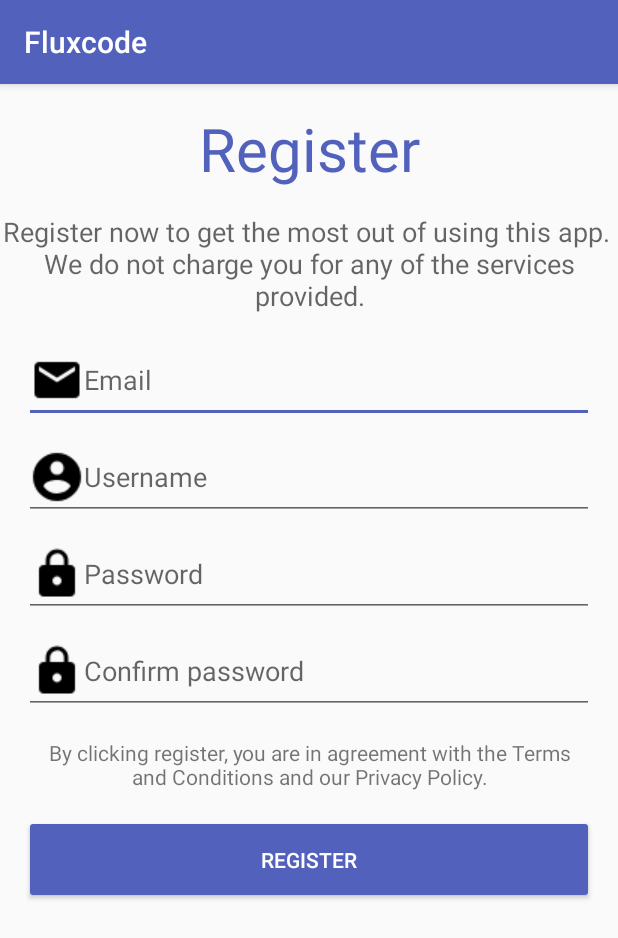
After one commit to bonoOpalfvens/Android_Code, an Android app: the fragment RegisterFragment shown on its own in the app's theme, on a phone screen of 412 x 824 dp. The commit adds this screen. Shown: the top 938 px of the screen. Run offline under Robolectric (Android 15) with nearby library versions, the phone set to English and light mode, and no system bars.

Commit message:
Add RegisterFragment Layout

```diff
--- a/app/src/main/java/com/example/fluxcode/MainActivity.kt
+++ b/app/src/main/java/com/example/fluxcode/MainActivity.kt
@@ -1,18 +1,15 @@
 package com.example.fluxcode
 
 import android.os.Bundle
-import com.google.android.material.floatingactionbutton.FloatingActionButton
-import com.google.android.material.snackbar.Snackbar
+import androidx.appcompat.app.AppCompatActivity
+import androidx.appcompat.widget.Toolbar
+import androidx.drawerlayout.widget.DrawerLayout
 import androidx.navigation.findNavController
 import androidx.navigation.ui.AppBarConfiguration
 import androidx.navigation.ui.navigateUp
 import androidx.navigation.ui.setupActionBarWithNavController
 import androidx.navigation.ui.setupWithNavController
-import androidx.drawerlayout.widget.DrawerLayout
 import com.google.android.material.navigation.NavigationView
-import androidx.appcompat.app.AppCompatActivity
-import androidx.appcompat.widget.Toolbar
-import android.view.Menu
 
 class MainActivity : AppCompatActivity() {
 
@@ -30,7 +27,7 @@ class MainActivity : AppCompatActivity() {
 
         appBarConfiguration = AppBarConfiguration(
             setOf(
-                R.id.nav_home, R.id.nav_boards, R.id.nav_login,
+                R.id.nav_home, R.id.nav_boards, R.id.nav_login, R.id.nav_register,
                 R.id.nav_logout
             ), drawerLayout
         )
--- /dev/null
+++ b/app/src/main/java/com/example/fluxcode/ui/register/RegisterFragment.kt
@@ -0,0 +1,20 @@
+package com.example.fluxcode.ui.register
+
+import android.os.Bundle
+import android.view.LayoutInflater
+import android.view.View
+import android.view.ViewGroup
+import androidx.fragment.app.Fragment
+import androidx.lifecycle.ViewModelProviders
+import com.example.fluxcode.R
+
+class RegisterFragment : Fragment() {
+    private lateinit var registerViewModel: RegisterViewModel
+
+    override fun onCreateView(inflater: LayoutInflater, container: ViewGroup?, savedInstanceState: Bundle?): View? {
+        registerViewModel = ViewModelProviders.of(this).get(RegisterViewModel::class.java)
+        val root = inflater.inflate(R.layout.fragment_register, container, false)
+
+        return root
+    }
+}
--- /dev/null
+++ b/app/src/main/java/com/example/fluxcode/ui/register/RegisterViewModel.kt
@@ -0,0 +1,5 @@
+package com.example.fluxcode.ui.register
+
+import androidx.lifecycle.ViewModel
+
+class RegisterViewModel : ViewModel()
--- /dev/null
+++ b/app/src/main/res/layout/fragment_register.xml
@@ -0,0 +1,128 @@
+<?xml version="1.0" encoding="utf-8"?>
+<ScrollView
+    xmlns:android="http://schemas.android.com/apk/res/android"
+    xmlns:app="http://schemas.android.com/apk/res-auto"
+    xmlns:tools="http://schemas.android.com/tools"
+    android:layout_width="match_parent"
+    android:layout_height="match_parent">
+
+    <androidx.constraintlayout.widget.ConstraintLayout
+        android:layout_width="match_parent"
+        android:layout_height="wrap_content">
+
+        <TextView
+            android:id="@+id/textView"
+            android:layout_width="wrap_content"
+            android:layout_height="wrap_content"
+            android:layout_marginTop="16dp"
+            android:text="@string/register_introduction"
+            android:textAlignment="center"
+            android:textAppearance="@style/TextAppearance.AppCompat.Medium"
+            app:layout_constraintEnd_toEndOf="parent"
+            app:layout_constraintStart_toStartOf="parent"
+            app:layout_constraintTop_toBottomOf="@+id/textView4" />
+
+        <TextView
+            android:id="@+id/textView3"
+            android:layout_width="0dp"
+            android:layout_height="wrap_content"
+            android:layout_marginStart="16dp"
+            android:layout_marginTop="16dp"
+            android:layout_marginEnd="16dp"
+            android:text="@string/register_confirm"
+            android:textAlignment="center"
+            android:textAppearance="@style/TextAppearance.AppCompat.Small"
+            app:layout_constraintEnd_toEndOf="@+id/editText4"
+            app:layout_constraintStart_toStartOf="@+id/editText4"
+            app:layout_constraintTop_toBottomOf="@+id/editText4" />
+
+        <EditText
+            android:id="@+id/editText"
+            android:layout_width="0dp"
+            android:layout_height="wrap_content"
+            android:layout_marginStart="16dp"
+            android:layout_marginTop="16dp"
+            android:layout_marginEnd="16dp"
+            android:drawableStart="@drawable/email"
+            android:ems="10"
+            android:hint="@string/email_tag"
+            android:inputType="textEmailAddress"
+            app:layout_constraintEnd_toEndOf="parent"
+            app:layout_constraintStart_toStartOf="parent"
+            app:layout_constraintTop_toBottomOf="@+id/textView" />
+
+        <EditText
+            android:id="@+id/editText2"
+            android:layout_width="0dp"
+            android:layout_height="wrap_content"
+            android:layout_marginStart="16dp"
+            android:layout_marginTop="8dp"
+            android:layout_marginEnd="16dp"
+            android:drawableStart="@drawable/account"
+            android:ems="10"
+            android:hint="@string/username_tag"
+            android:inputType="textPersonName"
+            app:layout_constraintEnd_toEndOf="parent"
+            app:layout_constraintStart_toStartOf="parent"
+            app:layout_constraintTop_toBottomOf="@+id/editText" />
+
+        <EditText
+            android:id="@+id/editText3"
+            android:layout_width="0dp"
+            android:layout_height="wrap_content"
+            android:layout_marginStart="16dp"
+            android:layout_marginTop="8dp"
+            android:layout_marginEnd="16dp"
+            android:drawableStart="@drawable/lock"
+            android:ems="10"
+            android:hint="@string/password_tag"
+            android:inputType="textPassword"
+            app:layout_constraintEnd_toEndOf="parent"
+            app:layout_constraintStart_toStartOf="parent"
+            app:layout_constraintTop_toBottomOf="@+id/editText2" />
+
+        <EditText
+            android:id="@+id/editText4"
+            android:layout_width="0dp"
+            android:layout_height="wrap_content"
+            android:layout_marginStart="16dp"
+            android:layout_marginTop="8dp"
+            android:layout_marginEnd="16dp"
+            android:drawableStart="@drawable/lock"
+            android:ems="10"
+            android:hint="@string/confirm_password_tag"
+            android:inputType="textPassword"
+            app:layout_constraintEnd_toEndOf="parent"
+            app:layout_constraintStart_toStartOf="parent"
+            app:layout_constraintTop_toBottomOf="@+id/editText3" />
+
+        <Button
+            android:id="@+id/button"
+            style="@style/base_button"
+            android:layout_width="0dp"
+            android:layout_height="wrap_content"
+            android:layout_marginStart="16dp"
+            android:layout_marginTop="16dp"
+            android:layout_marginEnd="16dp"
+            android:layout_marginBottom="16dp"
+            android:text="@string/register"
+            app:layout_constraintBottom_toBottomOf="parent"
+            app:layout_constraintEnd_toEndOf="parent"
+            app:layout_constraintStart_toStartOf="parent"
+            app:layout_constraintTop_toBottomOf="@+id/textView3" />
+
+        <TextView
+            android:id="@+id/textView4"
+            style="@style/base_title"
+            android:layout_width="wrap_content"
+            android:layout_height="wrap_content"
+            android:layout_marginStart="16dp"
+            android:layout_marginTop="16dp"
+            android:layout_marginEnd="16dp"
+            android:text="@string/register"
+            android:textAppearance="@style/TextAppearance.AppCompat.Large"
+            app:layout_constraintEnd_toEndOf="parent"
+            app:layout_constraintStart_toStartOf="parent"
+            app:layout_constraintTop_toTopOf="parent" />
+    </androidx.constraintlayout.widget.ConstraintLayout>
+</ScrollView>
--- a/app/src/main/res/menu/activity_main_drawer.xml
+++ b/app/src/main/res/menu/activity_main_drawer.xml
@@ -14,12 +14,16 @@
             android:title="@string/menu_boards" />
     </group>
 
-    <item android:title="Account">
+    <item android:title="@string/account">
         <menu>
             <item
                 android:id="@+id/nav_login"
                 android:icon="@drawable/account"
                 android:title="@string/menu_login" />
+            <item
+                android:id="@+id/nav_register"
+                android:icon="@drawable/register"
+                android:title="@string/register" />
             <item
                 android:id="@+id/nav_logout"
                 android:icon="@drawable/exit"
--- a/app/src/main/res/navigation/mobile_navigation.xml
+++ b/app/src/main/res/navigation/mobile_navigation.xml
@@ -10,4 +10,10 @@
         android:name="com.example.fluxcode.ui.home.HomeFragment"
         android:label="@string/menu_home"
         tools:layout="@layout/fragment_home" />
+
+    <fragment
+        android:id="@+id/nav_register"
+        android:name="com.example.fluxcode.ui.register.RegisterFragment"
+        android:label="Register"
+        tools:layout="@layout/fragment_register" />
 </navigation>
--- a/app/src/main/res/values/colors.xml
+++ b/app/src/main/res/values/colors.xml
@@ -2,5 +2,8 @@
 <resources>
     <color name="colorPrimary">#5262bc</color>
     <color name="colorPrimaryDark">#5262bc</color>
-    <color name="colorAccent">#D81B60</color>
+    <color name="colorAccent">#5262bc</color>
+
+    <color name="white">#FFF</color>
+    <color name="blue">#5262BC</color>
 </resources>
--- a/app/src/main/res/values/strings.xml
+++ b/app/src/main/res/values/strings.xml
@@ -6,6 +6,14 @@
 
     <string name="menu_home">Home</string>
     <string name="menu_boards">Boards</string>
+    <string name="account">Account</string>
     <string name="menu_login">Login</string>
+    <string name="register">Register</string>
     <string name="menu_logout">Logout</string>
+    <string name="register_introduction">Register now to get the most out of using this app. \nWe do not charge you for any of the services provided.</string>
+    <string name="email_tag">Email</string>
+    <string name="username_tag">Username</string>
+    <string name="password_tag">Password</string>
+    <string name="confirm_password_tag">Confirm password</string>
+    <string name="register_confirm">By clicking register, you are in agreement with the Terms and Conditions and our Privacy Policy.</string>
 </resources>
--- a/app/src/main/res/values/styles.xml
+++ b/app/src/main/res/values/styles.xml
@@ -17,4 +17,15 @@
 
     <style name="AppTheme.PopupOverlay" parent="ThemeOverlay.AppCompat.Light" />
 
+    <style name="base_button">
+        <item name="android:textColor">@color/white</item>
+        <item name="android:backgroundTint">@color/blue</item>
+        <item name="android:padding">20dp</item>
+    </style>
+
+    <style name="base_title">
+        <item name="android:textColor">@color/blue</item>
+        <item name="android:textSize">40dp</item>
+    </style>
+
 </resources>
```
Also changed, not shown: app/src/main/res/drawable/email.png (added), app/src/main/res/drawable/lock.png (added), app/src/main/res/drawable/register.png (added).
